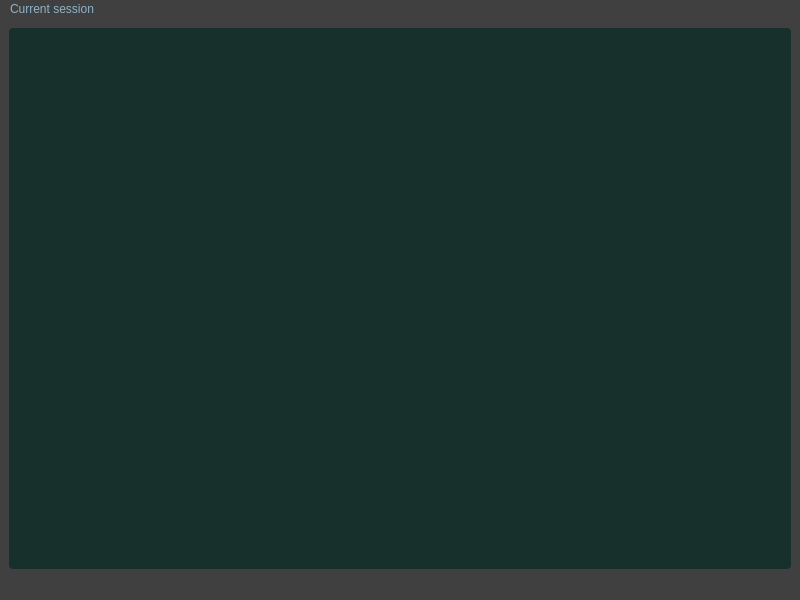
leo-gerv/ocaml-shell, file mainwindow.ui: the form before one commit.
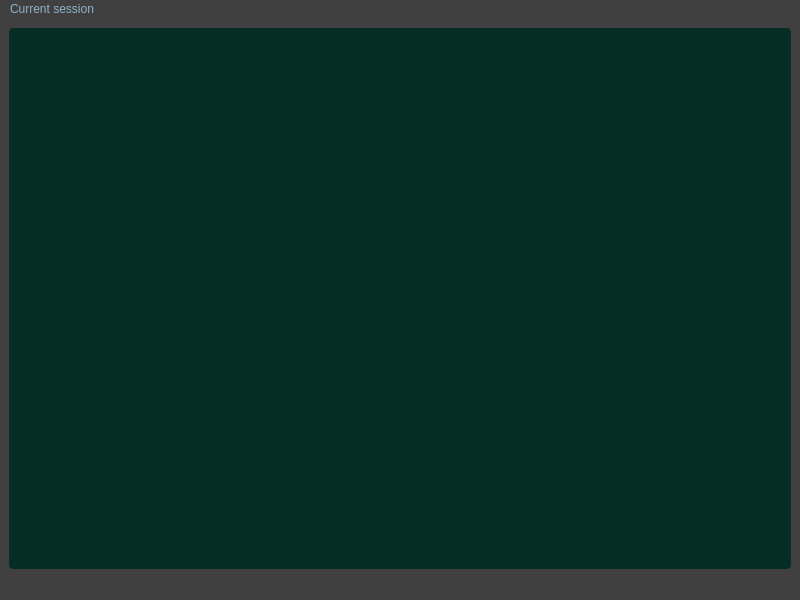
The form after the commit. Custom widgets are drawn as their Qt base class.

Commit message:
introducing tab autocomplete
to do: write the full list of built-in functions, modules, and words, and make tab-autocomplete intelligent so it automatically chooses which type to complete

```diff
--- a/mainwindow.ui
+++ b/mainwindow.ui
@@ -23,7 +23,7 @@
     <item row="0" column="0">
      <widget class="QFrame" name="frame">
       <property name="styleSheet">
-       <string notr="true">background-color: rgb(23, 48, 44);
+       <string notr="true">background-color: rgb(5, 45, 35);
 border-radius: 4px;</string>
       </property>
       <property name="frameShape">
```
The commit also changes 6 other files.
